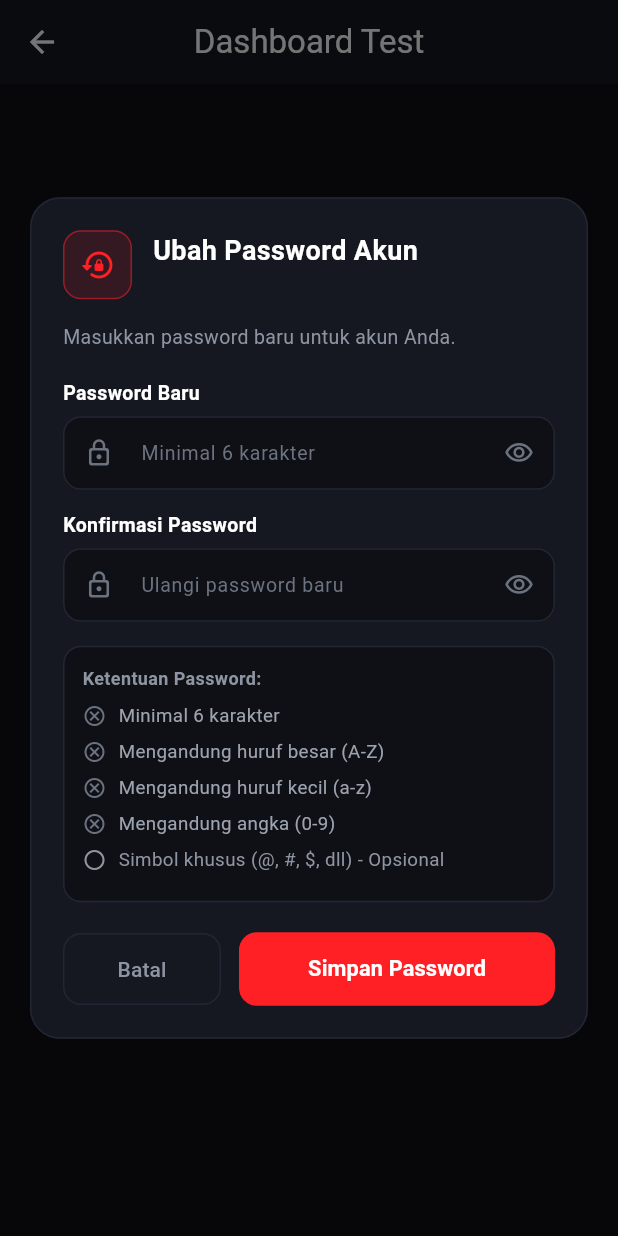
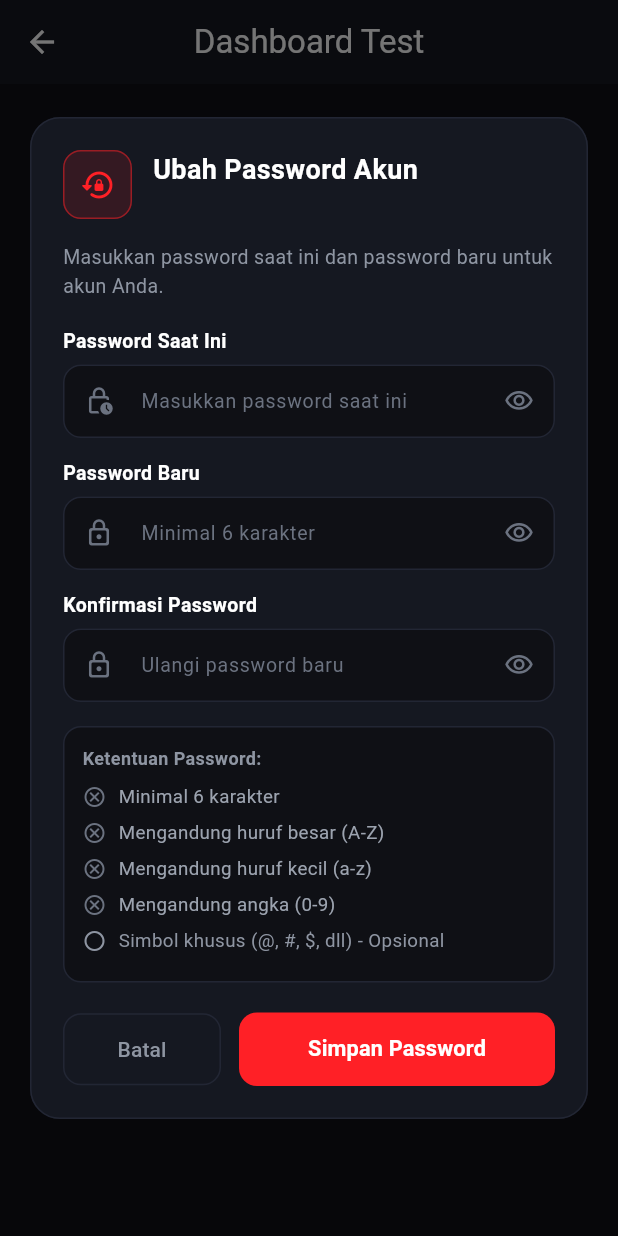
Before and after one commit to Bima565/proyek_motomanager_3, a Flutter app: the DasboardPage screen opened directly, after a tap on "Buat Password Sekarang", on a phone screen of 412 x 824 dp. Run offline on Flutter 3.47's test engine with Material 3 defaults, Android fonts, the phone set to English and light mode, and no system bars; our stand-ins replace cloud_firestore, firebase_auth, firebase_core, google_sign_in; accounts and stored records are empty.

Commit message:
feat: enhance password management; add current password verification for password change

```diff
--- a/lib/components/create_password_dialog.dart
+++ b/lib/components/create_password_dialog.dart
@@ -1,3 +1,4 @@
+import 'package:firebase_auth/firebase_auth.dart';
 import 'package:flutter/material.dart';
 import '../hooks/firebase_auth.dart';
 
@@ -32,11 +33,13 @@ class CreatePasswordDialog extends StatefulWidget {
 
 class _CreatePasswordDialogState extends State<CreatePasswordDialog> {
   final _formKey = GlobalKey<FormState>();
+  final _currentPasswordController = TextEditingController();
   final _passwordController = TextEditingController();
   final _confirmController = TextEditingController();
 
   final AuthService _authService = AuthService();
 
+  bool _obscureCurrentPassword = true;
   bool _obscurePassword = true;
   bool _obscureConfirm = true;
   bool _isLoading = false;
@@ -66,6 +69,7 @@ class _CreatePasswordDialogState extends State<CreatePasswordDialog> {
   @override
   void dispose() {
     _passwordController.removeListener(_validatePasswordRules);
+    _currentPasswordController.dispose();
     _passwordController.dispose();
     _confirmController.dispose();
     super.dispose();
@@ -88,6 +92,23 @@ class _CreatePasswordDialogState extends State<CreatePasswordDialog> {
   void _handleSubmit() async {
     if (!_formKey.currentState!.validate()) return;
 
+    if (widget.isChangePassword) {
+      if (_currentPasswordController.text.trim().isEmpty) {
+        setState(() {
+          _errorMessage = 'Password saat ini wajib diisi.';
+        });
+        return;
+      }
+      if (_currentPasswordController.text.trim() ==
+          _passwordController.text.trim()) {
+        setState(() {
+          _errorMessage =
+              'Password baru tidak boleh sama dengan password saat ini.';
+        });
+        return;
+      }
+    }
+
     if (!_isPasswordValid) {
       setState(() {
         _errorMessage =
@@ -109,9 +130,27 @@ class _CreatePasswordDialogState extends State<CreatePasswordDialog> {
     });
 
     try {
-      await _authService.setAccountPassword(_passwordController.text.trim());
+      await _authService.setAccountPassword(
+        _passwordController.text.trim(),
+        currentPassword: widget.isChangePassword
+            ? _currentPasswordController.text.trim()
+            : null,
+      );
       if (mounted) {
         Navigator.of(context).pop(true);
+      }
+    } on FirebaseAuthException catch (e) {
+      if (mounted) {
+        String msg = 'Gagal menyimpan password: ${e.message}';
+        if (e.code == 'wrong-password' || e.code == 'invalid-credential') {
+          msg = 'Password saat ini / lama salah. Silakan periksa kembali.';
+        } else if (e.code == 'requires-recent-login') {
+          msg = 'Sesi telah kedaluwarsa. Silakan keluar dan login kembali.';
+        }
+        setState(() {
+          _isLoading = false;
+          _errorMessage = msg;
+        });
       }
     } catch (e) {
       if (mounted) {
@@ -229,16 +268,74 @@ class _CreatePasswordDialogState extends State<CreatePasswordDialog> {
 
                 Text(
                   widget.isChangePassword
-                      ? 'Masukkan password baru untuk akun Anda.'
+                      ? 'Masukkan password saat ini dan password baru untuk akun Anda.'
                       : 'Akun Google Anda perlu membuat password agar dapat login langsung dengan email & password native.',
                   style: const TextStyle(color: textMuted, fontSize: 13),
                 ),
                 const SizedBox(height: 18),
 
+                // Input Password Saat Ini (Khusus saat Ubah Password)
+                if (widget.isChangePassword) ...[
+                  const Text(
+                    'Password Saat Ini',
+                    style: TextStyle(
+                      color: textWhite,
+                      fontSize: 13,
+                      fontWeight: FontWeight.w600,
+                    ),
+                  ),
+                  const SizedBox(height: 6),
+                  TextFormField(
+                    controller: _currentPasswordController,
+                    obscureText: _obscureCurrentPassword,
+                    style: const TextStyle(color: textWhite, fontSize: 14),
+                    decoration: InputDecoration(
+                      hintText: 'Masukkan password saat ini',
+                      hintStyle: const TextStyle(color: Color(0xFF6B7280), fontSize: 13),
+                      prefixIcon: const Icon(
+                        Icons.lock_clock_outlined,
+                        color: Color(0xFF6B7280),
+                        size: 20,
+                      ),
+                      suffixIcon: IconButton(
+                        icon: Icon(
+                          _obscureCurrentPassword
+                              ? Icons.visibility_outlined
+                              : Icons.visibility_off_outlined,
+                          color: const Color(0xFF6B7280),
+                          size: 20,
+                        ),
+                        onPressed: () {
+                          setState(() => _obscureCurrentPassword = !_obscureCurrentPassword);
+                        },
+                      ),
+                      filled: true,
+                      fillColor: inputBg,
+                      contentPadding:
+                          const EdgeInsets.symmetric(horizontal: 14, vertical: 14),
+                      enabledBorder: OutlineInputBorder(
+                        borderRadius: BorderRadius.circular(12),
+                        borderSide: const BorderSide(color: inputBorder),
+                      ),
+                      focusedBorder: OutlineInputBorder(
+                        borderRadius: BorderRadius.circular(12),
+                        borderSide: const BorderSide(color: accentRed, width: 1.5),
+                      ),
+                    ),
+                    validator: (value) {
+                      if (widget.isChangePassword && (value == null || value.isEmpty)) {
+                        return 'Password saat ini tidak boleh kosong';
+                      }
+                      return null;
+                    },
+                  ),
+                  const SizedBox(height: 14),
+                ],
+
                 // Input Password Baru
-                const Text(
-                  'Password Baru',
-                  style: TextStyle(
+                Text(
+                  widget.isChangePassword ? 'Password Baru' : 'Password Baru',
+                  style: const TextStyle(
                     color: textWhite,
                     fontSize: 13,
                     fontWeight: FontWeight.w600,
--- a/lib/page/profil.dart
+++ b/lib/page/profil.dart
@@ -93,7 +93,7 @@ class _ProfilPageState extends State<ProfilPage> {
       ScaffoldMessenger.of(context).showSnackBar(
         const SnackBar(
           backgroundColor: Color(0xFF143322),
-          content: Text('Kata sandi berhasil diperbarui di database Firebase!'),
+          content: Text('Kata sandi akun Anda berhasil diperbarui!'),
         ),
       );
     }
```
Also changed, not shown: lib/hooks/firebase_auth.dart (+15 -1 lines).
